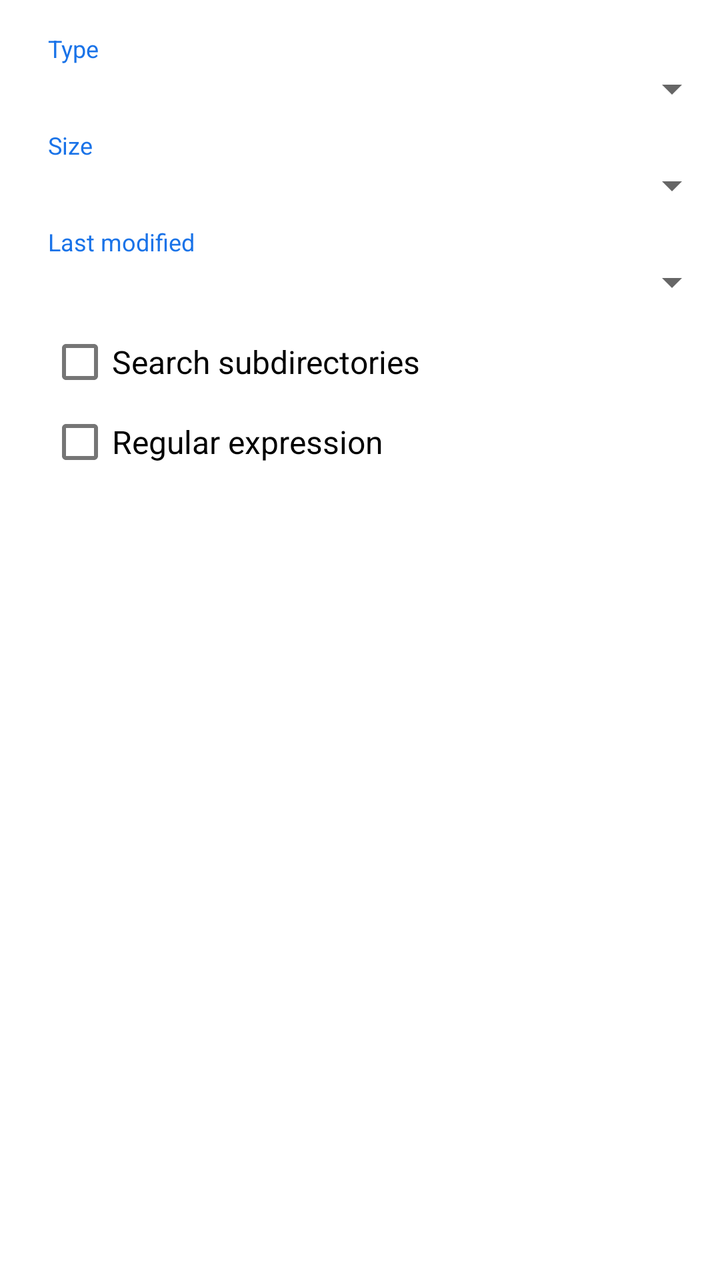
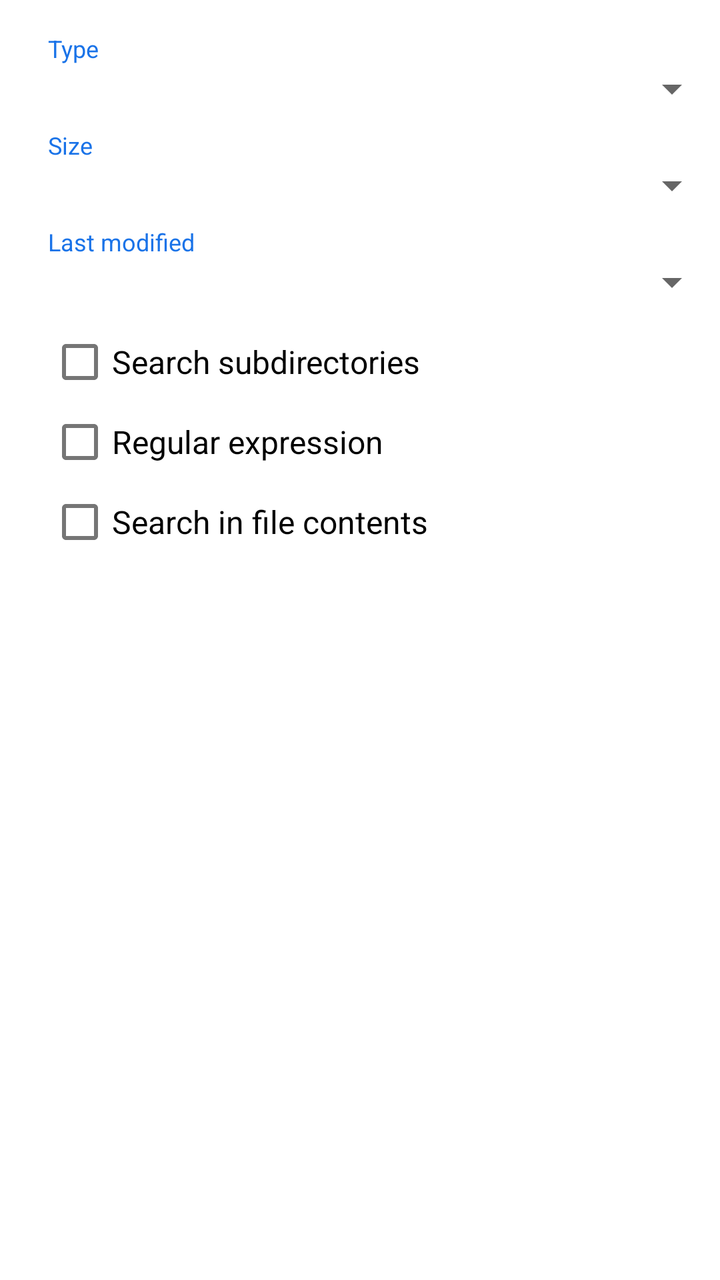

Screens rendered from an Android XML layout before and after an edit, with the pre-edit source and the edit as a unified diff.
<!-- AndroidManifest.xml: application theme Theme.NexFiles -->
<!-- res/layout/search_filter_dialog.xml -->
<?xml version="1.0" encoding="utf-8"?>
<FrameLayout
    xmlns:android="http://schemas.android.com/apk/res/android"
    android:layout_width="match_parent"
    android:layout_height="wrap_content"
    android:paddingTop="@dimen/abc_dialog_title_divider_material">

    <ScrollView
        android:layout_width="match_parent"
        android:layout_height="wrap_content"
        android:scrollbars="vertical">

        <LinearLayout
            android:layout_width="match_parent"
            android:layout_height="wrap_content"
            android:orientation="vertical"
            android:paddingBottom="8dp">

            <TextView
                android:layout_width="match_parent"
                android:layout_height="wrap_content"
                android:layout_marginStart="?dialogPreferredPadding"
                android:layout_marginEnd="?dialogPreferredPadding"
                android:layout_marginTop="8dp"
                android:text="@string/search_filter_type"
                android:textColor="?colorAccent"
                android:textSize="12sp" />

            <Spinner
                android:id="@+id/typeSpinner"
                android:layout_width="match_parent"
                android:layout_height="wrap_content"
                android:paddingStart="?dialogPreferredPadding"
                android:paddingEnd="?dialogPreferredPadding" />

            <TextView
                android:layout_width="match_parent"
                android:layout_height="wrap_content"
                android:layout_marginStart="?dialogPreferredPadding"
                android:layout_marginEnd="?dialogPreferredPadding"
                android:layout_marginTop="8dp"
                android:text="@string/search_filter_size"
                android:textColor="?colorAccent"
                android:textSize="12sp" />

            <Spinner
                android:id="@+id/sizeSpinner"
                android:layout_width="match_parent"
                android:layout_height="wrap_content"
                android:paddingStart="?dialogPreferredPadding"
                android:paddingEnd="?dialogPreferredPadding" />

            <TextView
                android:layout_width="match_parent"
                android:layout_height="wrap_content"
                android:layout_marginStart="?dialogPreferredPadding"
                android:layout_marginEnd="?dialogPreferredPadding"
                android:layout_marginTop="8dp"
                android:text="@string/search_filter_time"
                android:textColor="?colorAccent"
                android:textSize="12sp" />

            <Spinner
                android:id="@+id/timeSpinner"
                android:layout_width="match_parent"
                android:layout_height="wrap_content"
                android:paddingStart="?dialogPreferredPadding"
                android:paddingEnd="?dialogPreferredPadding" />

            <CheckBox
                android:id="@+id/recursiveCheckBox"
                android:layout_width="match_parent"
                android:layout_height="wrap_content"
                android:layout_marginStart="?dialogPreferredPadding"
                android:layout_marginEnd="?dialogPreferredPadding"
                android:layout_marginTop="8dp"
                android:minHeight="@dimen/dense_single_line_list_item_height"
                android:text="@string/search_option_recursive"
                android:textAppearance="?textAppearanceListItem" />

            <CheckBox
                android:id="@+id/regexCheckBox"
                android:layout_width="match_parent"
                android:layout_height="wrap_content"
                android:layout_marginStart="?dialogPreferredPadding"
                android:layout_marginEnd="?dialogPreferredPadding"
                android:minHeight="@dimen/dense_single_line_list_item_height"
                android:text="@string/search_option_regex"
                android:textAppearance="?textAppearanceListItem" />
        </LinearLayout>
    </ScrollView>
</FrameLayout>
<!-- resources referenced by this layout -->
<resources>
  <dimen name="dense_single_line_list_item_height">40dp</dimen>
  <string name="search_filter_size">Size</string>
  <string name="search_filter_time">Last modified</string>
  <string name="search_filter_type">Type</string>
  <string name="search_option_recursive">Search subdirectories</string>
  <string name="search_option_regex">Regular expression</string>
  <style name="Theme.NexFiles" parent="Base.Theme.NexFiles" />
  <style name="Platform.Theme.NexFiles" parent="Platform.V21.Theme.NexFiles" />
  <style name="ThemeOverlay.NexFiles.ActionBar" parent="">
          <item name="colorControlNormal">?android:textColorPrimary</item>
          <item name="searchViewStyle">@style/Widget.AppCompat.SearchView.ActionBar</item>
      </style>
  <style name="ThemeOverlay.NexFiles.ActionBarPopup" parent="">
          <item name="colorControlNormal">?android:textColorSecondary</item>
          <item name="searchViewStyle">@style/Widget.AppCompat.SearchView</item>
      </style>
  <style name="Widget.NexFiles.ListView.DropDown" parent="Widget.AppCompat.ListView.DropDown">
          <item name="android:paddingTop">8dp</item>
          <item name="android:paddingBottom">8dp</item>
          <item name="android:clipToPadding">false</item>
      </style>
  <color name="color_primary">@color/color_primary_light</color>
  <color name="color_surface">@color/color_surface_light</color>
  <style name="ShapeAppearance.NexFiles.MediumComponent" parent="ShapeAppearance.MaterialComponents.MediumComponent">
          <item name="cornerSize">8dp</item>
      </style>
  <style name="Widget.NexFiles.CardView" parent="Widget.MaterialComponents.CardView">
          <item name="android:stateListAnimator">@null</item>
          <item name="cardElevation">0dp</item>
          <item name="strokeColor">@color/mtrl_btn_stroke_color_selector</item>
          <item name="strokeWidth">@dimen/mtrl_btn_stroke_size</item>
      </style>
  <style name="Preference.NexFiles.SwitchPreferenceCompat" parent="Preference.SwitchPreferenceCompat.Material">
          <item name="android:widgetLayout">@layout/switch_preference_compat_widget</item>
      </style>
  <style name="Platform.V21.Theme.NexFiles" parent="Theme.MaterialComponents.DayNight.NoActionBar">
          <item name="colorPrimaryDark">@color/system_window_scrim_compat</item>
      </style>
  <color name="color_primary_light">@color/google_blue_600</color>
  <color name="color_surface_light">@android:color/white</color>
  <dimen name="navigation_item_horizontal_padding">24dp</dimen>
  <style name="ShapeAppearanceOverlay.NexFiles.NavigationView.Item" parent="">
          <item name="cornerSize">50%</item>
          <item name="cornerSizeTopLeft">0dp</item>
          <item name="cornerSizeBottomLeft">0dp</item>
      </style>
  <dimen name="navigation_item_icon_padding">24dp</dimen>
  <color name="system_window_scrim_compat">@color/system_window_scrim_light_compat</color>
  <color name="google_blue_600">#1A73E8</color>
  <color name="system_window_scrim_light_compat">#44000000</color>
  <!-- unchanged entries left out for length: 2 -->
</resources>

<!-- the commit's change to res/layout/search_filter_dialog.xml (unified diff, before → after) -->
@@ -87,6 +87,16 @@
                 android:minHeight="@dimen/dense_single_line_list_item_height"
                 android:text="@string/search_option_regex"
                 android:textAppearance="?textAppearanceListItem" />
+
+            <CheckBox
+                android:id="@+id/contentCheckBox"
+                android:layout_width="match_parent"
+                android:layout_height="wrap_content"
+                android:layout_marginStart="?dialogPreferredPadding"
+                android:layout_marginEnd="?dialogPreferredPadding"
+                android:minHeight="@dimen/dense_single_line_list_item_height"
+                android:text="@string/search_option_content"
+                android:textAppearance="?textAppearanceListItem" />
         </LinearLayout>
     </ScrollView>
 </FrameLayout>
<!-- resource entries referenced after the edit -->
@@ -4,6 +4,7 @@
   <string name="search_filter_size">Size</string>
   <string name="search_filter_time">Last modified</string>
   <string name="search_filter_type">Type</string>
+  <string name="search_option_content">Search in file contents</string>
   <string name="search_option_recursive">Search subdirectories</string>
   <string name="search_option_regex">Regular expression</string>
   <style name="Theme.NexFiles" parent="Base.Theme.NexFiles" />
